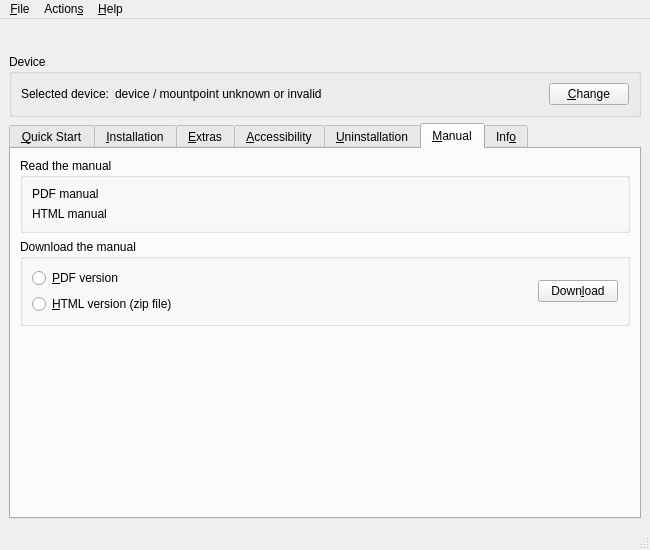
First picture: the form in rbutil/rbutilqt/rbutilqtfrm.ui, repository Rockbox/rockbox, before the edit.
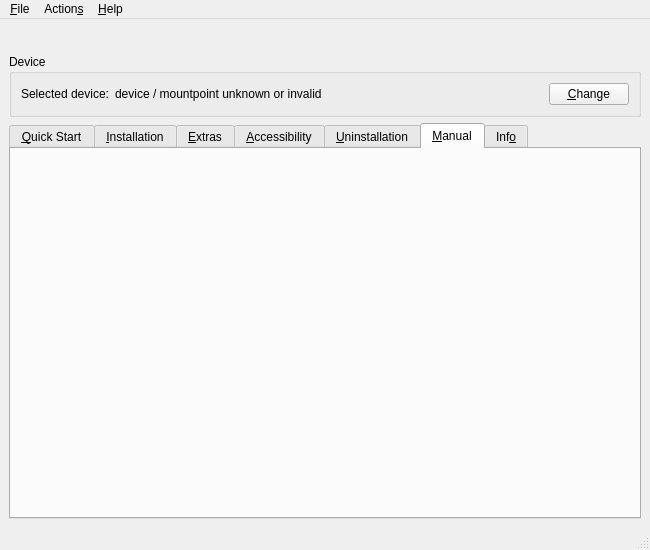
Second picture: the form after the edit. The open tabs and pages were chosen to show the change. Icons and pictures are not drawn.

Commit message:
Move manual tab contents to separate widget.
Create a new widget which holds the contents of the manual tab and its logic.
Unify its display / download code. Fixes FS#12587, which was caused by
duplicated code.

What changed in the file:
```diff
--- a/rbutil/rbutilqt/rbutilqtfrm.ui
+++ b/rbutil/rbutilqt/rbutilqtfrm.ui
@@ -650,103 +650,6 @@
        <attribute name="toolTip">
         <string>View and download the manual</string>
        </attribute>
-       <layout class="QGridLayout">
-        <item row="0" column="0">
-         <widget class="QGroupBox" name="groupBox_2">
-          <property name="title">
-           <string>Read the manual</string>
-          </property>
-          <layout class="QGridLayout">
-           <item row="0" column="0">
-            <widget class="QLabel" name="labelPdfManual">
-             <property name="text">
-              <string>PDF manual</string>
-             </property>
-             <property name="openExternalLinks">
-              <bool>true</bool>
-             </property>
-             <property name="textInteractionFlags">
-              <set>Qt::LinksAccessibleByKeyboard|Qt::LinksAccessibleByMouse</set>
-             </property>
-            </widget>
-           </item>
-           <item row="1" column="0">
-            <widget class="QLabel" name="labelHtmlManual">
-             <property name="text">
-              <string>HTML manual</string>
-             </property>
-             <property name="openExternalLinks">
-              <bool>true</bool>
-             </property>
-             <property name="textInteractionFlags">
-              <set>Qt::LinksAccessibleByKeyboard|Qt::LinksAccessibleByMouse</set>
-             </property>
-            </widget>
-           </item>
-          </layout>
-         </widget>
-        </item>
-        <item row="1" column="0">
-         <widget class="QGroupBox" name="groupBox">
-          <property name="title">
-           <string>Download the manual</string>
-          </property>
-          <layout class="QGridLayout">
-           <item row="0" column="0">
-            <layout class="QVBoxLayout">
-             <item>
-              <widget class="QRadioButton" name="radioPdf">
-               <property name="text">
-                <string>&amp;PDF version</string>
-               </property>
-              </widget>
-             </item>
-             <item>
-              <widget class="QRadioButton" name="radioHtmlzip">
-               <property name="text">
-                <string>&amp;HTML version (zip file)</string>
-               </property>
-              </widget>
-             </item>
-            </layout>
-           </item>
-           <item row="0" column="1">
-            <spacer>
-             <property name="orientation">
-              <enum>Qt::Horizontal</enum>
-             </property>
-             <property name="sizeHint" stdset="0">
-              <size>
-               <width>40</width>
-               <height>20</height>
-              </size>
-             </property>
-            </spacer>
-           </item>
-           <item row="0" column="2">
-            <widget class="QPushButton" name="buttonDownloadManual">
-             <property name="text">
-              <string>Down&amp;load</string>
-             </property>
-            </widget>
-           </item>
-          </layout>
-         </widget>
-        </item>
-        <item row="2" column="0">
-         <spacer>
-          <property name="orientation">
-           <enum>Qt::Vertical</enum>
-          </property>
-          <property name="sizeHint" stdset="0">
-           <size>
-            <width>20</width>
-            <height>40</height>
-           </size>
-          </property>
-         </spacer>
-        </item>
-       </layout>
       </widget>
       <widget class="QWidget" name="info">
        <attribute name="title">
```
Left out of the diff: 5 changed lines with no effect on the pictures. The commit also changes 7 other files.
